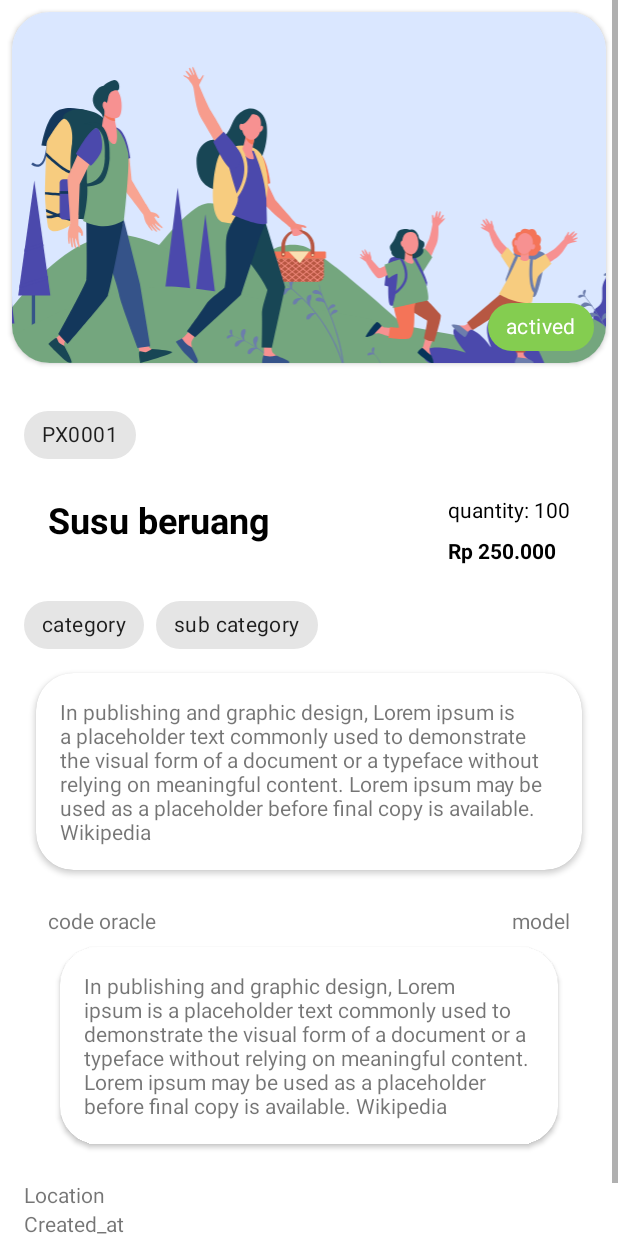
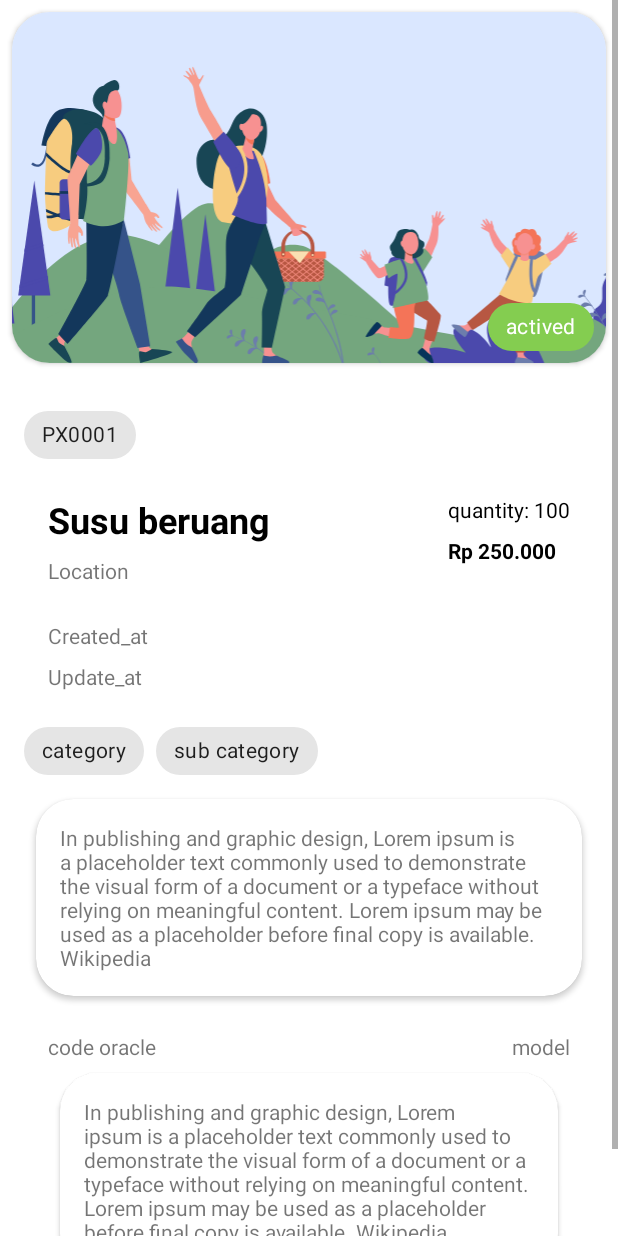
Before and after one commit to A-fauzi/InvenTrick-Mobile-App, an Android app: the layout item_detail_dialog.xml on its own in the app's theme, with its tools: preview values and no code run, on a phone screen of 412 x 824 dp. Run offline under Robolectric (Android 15) with nearby library versions, the phone set to English and light mode, and no system bars; network calls fail.

```diff
--- a/app/src/main/java/com/example/warehouseproject/core/service/product/ProductService.kt
+++ b/app/src/main/java/com/example/warehouseproject/core/service/product/ProductService.kt
@@ -9,7 +9,7 @@ import retrofit2.http.POST
 interface ProductService {
 
     @POST("product/create")
-    fun addProduct(@Body productRequest: ModelProduct): Call<ModelProduct>
+    fun addProduct(@Body productRequest: ModelProduct): Call<ModelProduct.ProductSingleResponse>
 
     @GET("product/all")
     fun getProducts(): Call<ModelProduct.ProductResponse>
--- a/app/src/main/java/com/example/warehouseproject/core/view/product/ModelProduct.kt
+++ b/app/src/main/java/com/example/warehouseproject/core/view/product/ModelProduct.kt
@@ -14,10 +14,16 @@ data class ModelProduct(
     val model: String,
     val code_oracle: String,
     val description_oracle: String,
+    val created_at: String? = null,
+    val updated_at: String? = null
 ) {
     data class ProductResponse(
         val message: String,
         val count: String,
         val data: List<ModelProduct>
     )
+    data class ProductSingleResponse(
+        val message: String,
+        val data: ModelProduct
+    )
 }
--- a/app/src/main/java/com/example/warehouseproject/core/view/product/add_product/AddProductView.kt
+++ b/app/src/main/java/com/example/warehouseproject/core/view/product/add_product/AddProductView.kt
@@ -1,6 +1,7 @@
 package com.example.warehouseproject.core.view.product.add_product
 
 import android.net.Uri
+import com.example.warehouseproject.core.view.product.ModelProduct
 
 interface AddProductView {
     fun showInputErrorCode()
--- a/app/src/main/res/layout/item_data_product.xml
+++ b/app/src/main/res/layout/item_data_product.xml
@@ -51,7 +51,9 @@
                     android:layout_width="match_parent"
                     android:layout_height="wrap_content"
                     android:layout_marginBottom="16dp"
-                    android:text="In publishing and graphic design, "
+                    android:text="@string/lorem"
+                    android:ellipsize="end"
+                    android:maxLines="1"
                     android:textSize="18sp" />
 
                 <RelativeLayout
--- a/app/src/main/res/layout/item_detail_dialog.xml
+++ b/app/src/main/res/layout/item_detail_dialog.xml
@@ -99,6 +99,35 @@
                       android:textColor="@color/black"/>
               </LinearLayout>
 
+              <TextView
+                  android:id="@+id/tv_location_detail"
+                  android:layout_width="wrap_content"
+                  android:layout_height="wrap_content"
+                  android:layout_below="@id/tv_name_product_detail"
+                  android:layout_marginTop="8dp"
+                  android:text="Location"/>
+
+              <LinearLayout
+                  android:layout_width="match_parent"
+                  android:layout_height="wrap_content"
+                  android:orientation="vertical"
+                  android:layout_below="@id/tv_location_detail"
+                  android:layout_marginTop="24dp">
+
+                  <TextView
+                      android:id="@+id/tv_created_at_detail"
+                      android:layout_width="wrap_content"
+                      android:layout_height="wrap_content"
+                      android:text="Created_at" />
+
+                  <TextView
+                      android:id="@+id/tv_updated_at_detail"
+                      android:layout_width="wrap_content"
+                      android:layout_height="wrap_content"
+                      android:layout_marginTop="8dp"
+                      android:text="Update_at" />
+              </LinearLayout>
+
           </RelativeLayout>
 
           <RelativeLayout
@@ -111,15 +140,15 @@
                   android:id="@+id/chip_catgory"
                   android:layout_width="wrap_content"
                   android:layout_height="wrap_content"
-                  android:text="category"/>
+                  android:text="category" />
 
               <com.google.android.material.chip.Chip
                   android:id="@+id/chip_sub_category"
                   android:layout_width="wrap_content"
                   android:layout_height="wrap_content"
-                  android:text="sub category"
+                  android:layout_marginStart="8dp"
                   android:layout_toRightOf="@id/chip_catgory"
-                  android:layout_marginStart="8dp"/>
+                  android:text="sub category" />
           </RelativeLayout>
 
           <RelativeLayout
@@ -140,9 +169,10 @@
                       android:padding="16dp">
 
                       <TextView
+                          android:id="@+id/tv_spec_product_detail"
                           android:layout_width="wrap_content"
                           android:layout_height="wrap_content"
-                          android:text="@string/lorem"/>
+                          android:text="@string/lorem" />
                   </RelativeLayout>
               </androidx.cardview.widget.CardView>
 
@@ -158,15 +188,17 @@
                       android:layout_height="wrap_content">
 
                       <TextView
+                          android:id="@+id/tv_code_oracle_detail"
                           android:layout_width="wrap_content"
                           android:layout_height="wrap_content"
-                          android:text="code oracle"/>
+                          android:text="code oracle" />
 
                       <TextView
+                          android:id="@+id/tv_model_detail"
                           android:layout_width="wrap_content"
                           android:layout_height="wrap_content"
-                          android:text="model"
-                          android:layout_alignParentEnd="true"/>
+                          android:layout_alignParentEnd="true"
+                          android:text="model" />
 
 
                   </RelativeLayout>
@@ -183,9 +215,10 @@
                           android:padding="16dp">
 
                           <TextView
+                              android:id="@+id/tv_desc_oracle_detail"
                               android:layout_width="wrap_content"
                               android:layout_height="wrap_content"
-                              android:text="@string/lorem"/>
+                              android:text="@string/lorem" />
                       </RelativeLayout>
 
                   </androidx.cardview.widget.CardView>
@@ -193,20 +226,6 @@
 
           </RelativeLayout>
 
-          <TextView
-              android:layout_width="wrap_content"
-              android:layout_height="wrap_content"
-              android:text="Location"/>
-
-          <TextView
-              android:layout_width="wrap_content"
-              android:layout_height="wrap_content"
-              android:text="Created_at"/>
-
-          <TextView
-              android:layout_width="wrap_content"
-              android:layout_height="wrap_content"
-              android:text="Update_at"/>
       </LinearLayout>
 
     </LinearLayout>
```
Also changed, not shown: app/src/main/java/com/example/warehouseproject/core/service/product/ProductApiService.kt (+22 -10 lines), app/src/main/java/com/example/warehouseproject/core/view/main/MainPresenter.kt (+13 -0 lines), app/src/main/java/com/example/warehouseproject/core/view/product/add_product/AddProductPresenter.kt (+8 -3 lines).
